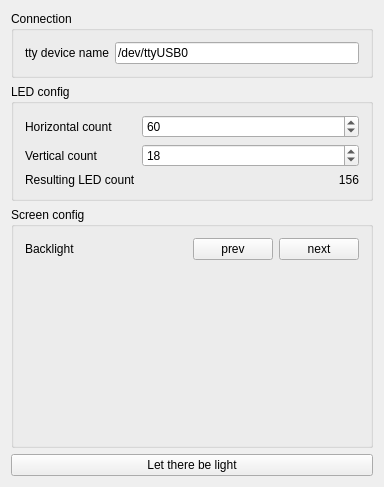
Before: the Qt Designer form ambilight-gui/mainwindow.ui in enra64/PalliLux, drawn with Qt 5.
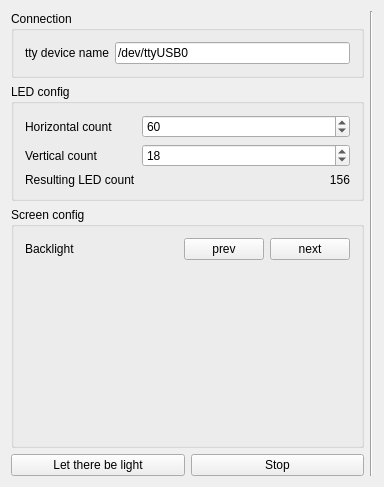
After: the same form once the commit is applied. Custom widgets are drawn as their Qt base class.

Commit message: refactored the control dialogs into control widgets

The edit to the form file:
```diff
--- a/ambilight-gui/mainwindow.ui
+++ b/ambilight-gui/mainwindow.ui
@@ -13,8 +13,10 @@
   <property name="windowTitle">
    <string/>
   </property>
-  <widget class="QWidget" name="centralWidget">
-   <layout class="QVBoxLayout" name="verticalLayout">
+  <widget class="QWidget" name="mainHLayout">
+   <layout class="QHBoxLayout" name="horizontalLayout_2">
+    <item>
+     <layout class="QVBoxLayout" name="verticalLayout_3">
     <item>
      <widget class="QGroupBox" name="groupBox">
       <property name="title">
@@ -175,7 +177,26 @@
         </property>
        </widget>
       </item>
-     </layout>
+        <item>
+         <widget class="QPushButton" name="stopControlDialogButton">
+          <property name="text">
+           <string>Stop</string>
+          </property>
+         </widget>
+        </item>
+       </layout>
+      </item>
+     </layout>
+    </item>
+    <item>
+     <widget class="Line" name="line">
+      <property name="orientation">
+       <enum>Qt::Vertical</enum>
+      </property>
+     </widget>
+    </item>
+    <item>
+     <layout class="QGridLayout" name="controlWidgetContainer"/>
     </item>
    </layout>
   </widget>
```
Lines whose indentation alone changed are shown as unchanged. The commit also changes 28 other files.
